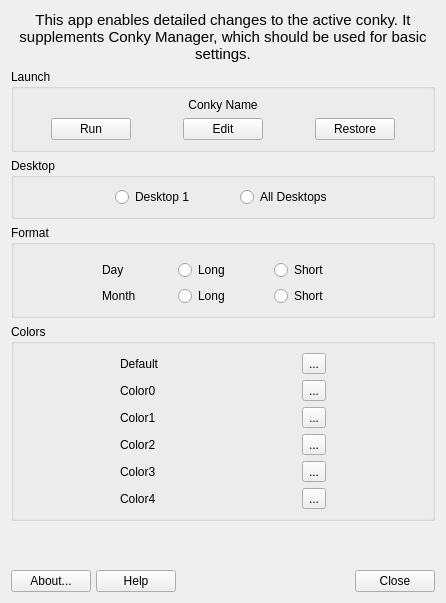
Qt form mainwindow.ui (AdrianTM/mx-conky) before a commit.
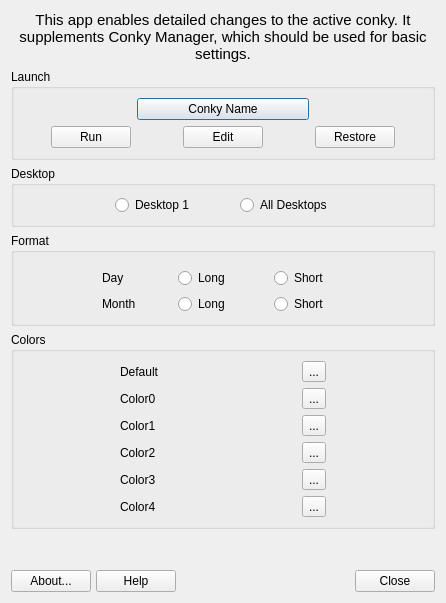
The same form after that commit. Icons and pictures are not drawn.

Commit message: change label to button to allow loading other files

What changed in the file:
```diff
--- a/mainwindow.ui
+++ b/mainwindow.ui
@@ -143,14 +143,11 @@
         </property>
        </spacer>
       </item>
-      <item row="0" column="1" colspan="5">
-       <widget class="QLabel" name="labelConkyName">
+      <item row="0" column="2" colspan="3">
+       <widget class="QPushButton" name="buttonChange">
         <property name="text">
          <string>Conky Name</string>
         </property>
-        <property name="alignment">
-         <set>Qt::AlignCenter</set>
-        </property>
        </widget>
       </item>
      </layout>
```
The commit also changes 15 other files.
